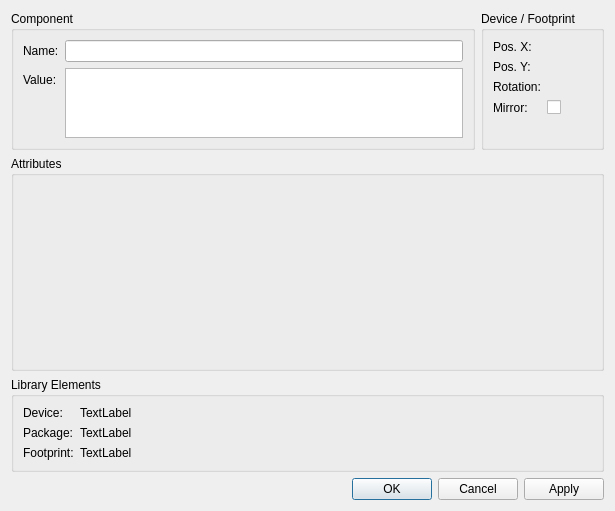
Old version of the form libs/librepcb/editor/project/boardeditor/deviceinstancepropertiesdialog.ui in the repository LibrePCB/LibrePCB.
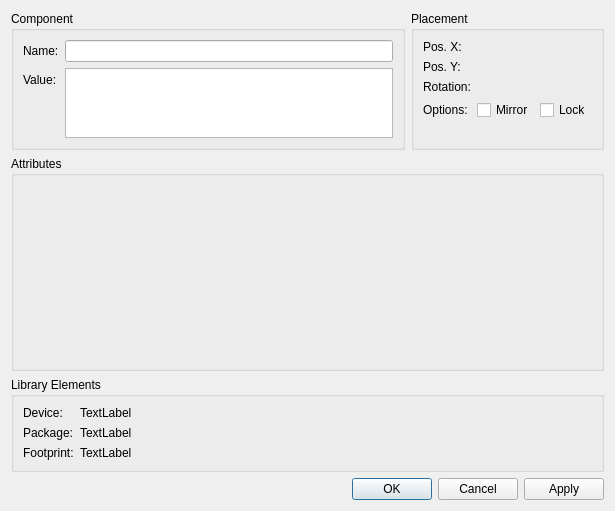
New version of the form. Custom widgets are drawn as their Qt base class.

Diff of the .ui file:
```diff
--- a/libs/librepcb/editor/project/boardeditor/deviceinstancepropertiesdialog.ui
+++ b/libs/librepcb/editor/project/boardeditor/deviceinstancepropertiesdialog.ui
@@ -25,7 +25,7 @@
         </sizepolicy>
        </property>
        <property name="title">
-        <string>Device / Footprint</string>
+        <string>Placement</string>
        </property>
        <layout class="QFormLayout" name="formLayout_2">
         <property name="fieldGrowthPolicy">
@@ -52,28 +52,33 @@
           </property>
          </widget>
         </item>
-        <item row="3" column="0">
-         <widget class="QLabel" name="label_5">
-          <property name="text">
-           <string>Mirror:</string>
-          </property>
-         </widget>
+        <item row="2" column="1">
+         <widget class="librepcb::editor::AngleEdit" name="edtRotation" native="true"/>
         </item>
         <item row="3" column="1">
+         <layout class="QHBoxLayout" name="horizontalLayout">
+          <item>
          <widget class="QCheckBox" name="cbxMirror">
           <property name="text">
-           <string/>
+             <string notr="true">Mirror</string>
           </property>
          </widget>
         </item>
-        <item row="0" column="1">
-         <widget class="librepcb::editor::LengthEdit" name="edtPosX" native="true"/>
-        </item>
-        <item row="1" column="1">
-         <widget class="librepcb::editor::LengthEdit" name="edtPosY" native="true"/>
+          <item>
+           <widget class="QCheckBox" name="cbxLock">
+            <property name="text">
+             <string notr="true">Lock</string>
+            </property>
+           </widget>
+          </item>
+         </layout>
         </item>
-        <item row="2" column="1">
-         <widget class="librepcb::editor::AngleEdit" name="edtRotation" native="true"/>
+        <item row="3" column="0">
+         <widget class="QLabel" name="label">
+          <property name="text">
+           <string>Options:</string>
+          </property>
+         </widget>
         </item>
        </layout>
       </widget>
```
Left out of the diff: 7 changed lines with no effect on the pictures. Lines whose indentation alone changed are shown as unchanged.
